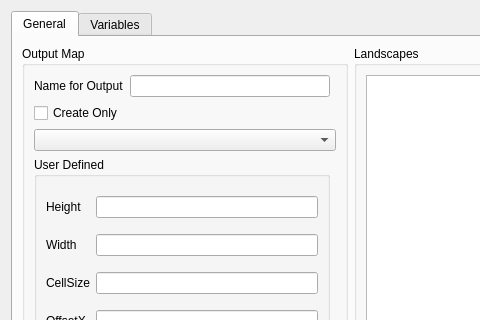
iut-ibk/DynaMind-ToolBox, file src/DynaMind-BasicModules/guicellularautomata.ui: the form before one commit; both pictures show x 0 to 480 and y 0 to 320 of the 702 by 454 pixel window.
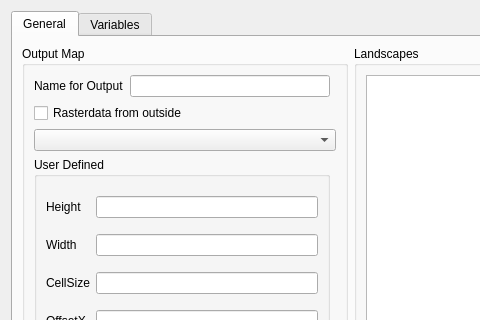
The form after the commit.

Commit message: more useful comment

```diff
--- a/src/DynaMind-BasicModules/guicellularautomata.ui
+++ b/src/DynaMind-BasicModules/guicellularautomata.ui
@@ -88,7 +88,7 @@
             <item row="5" column="0" colspan="3">
              <widget class="QCheckBox" name="checkBox_dimesionFromOutside">
               <property name="text">
-               <string>Create Only</string>
+               <string>Rasterdata from outside</string>
               </property>
              </widget>
             </item>
```
